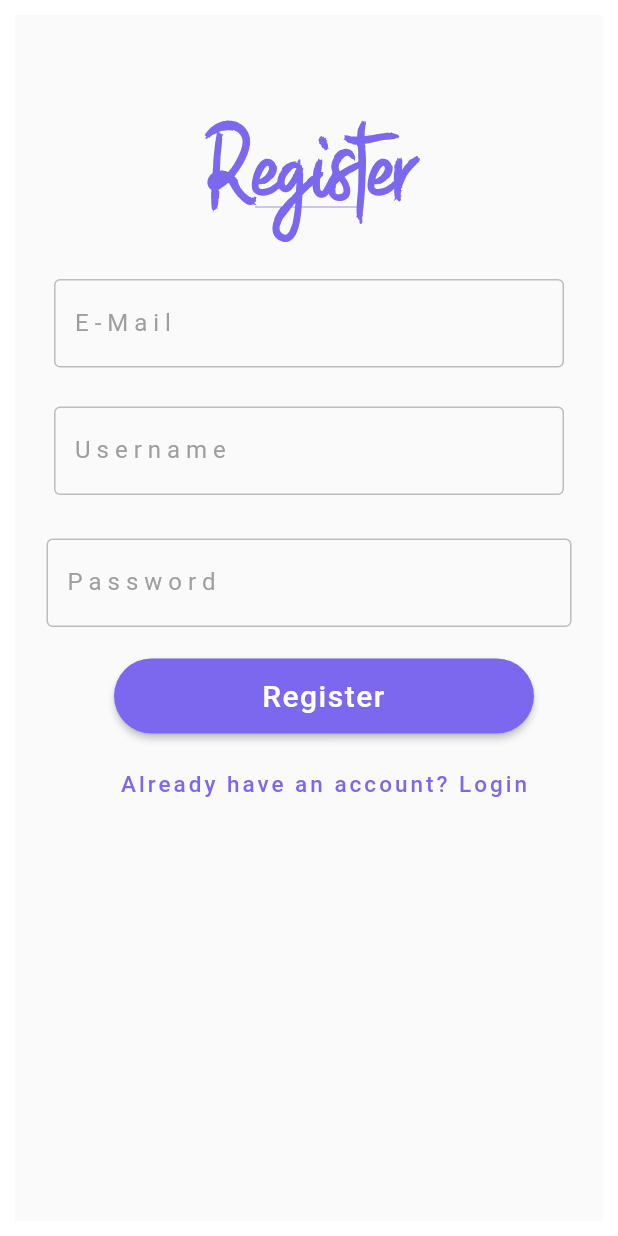
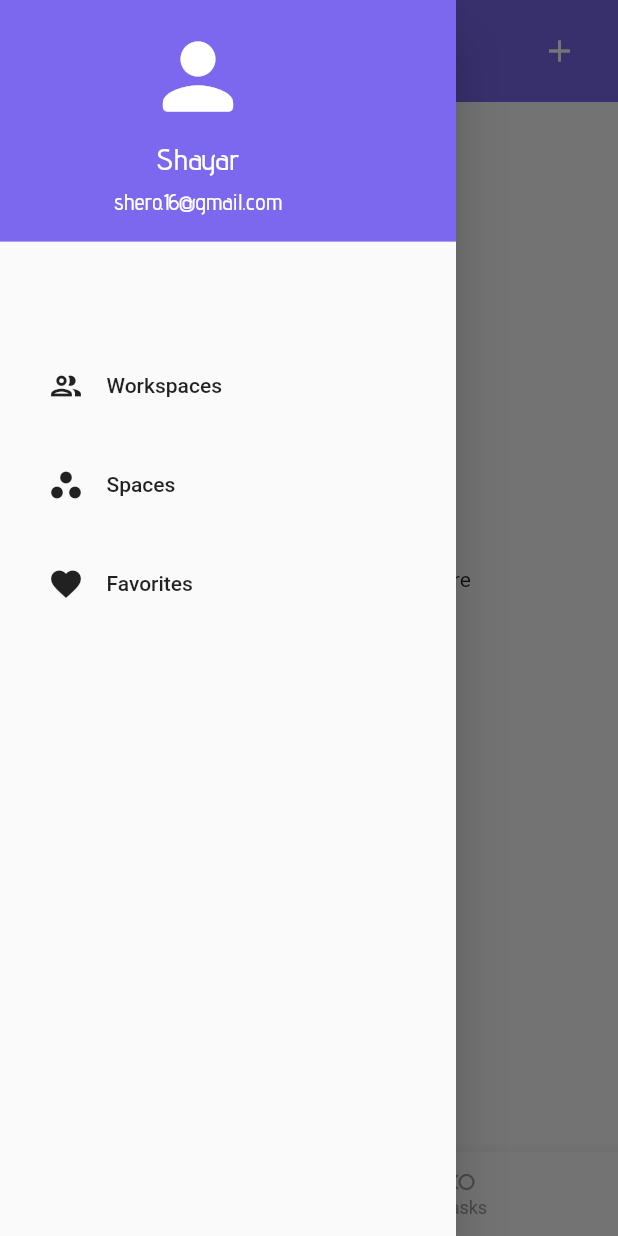
Before and after one commit to Shayar-Hasssan/Slark, a Flutter app: the screen it shows after launch, with the side drawer open (before the commit the screen has no drawer), on a phone screen of 412 x 824 dp. Run offline on Flutter 3.47's test engine with Material 2 defaults, Android fonts, the phone set to English and light mode, and no system bars; our stand-ins replace flutter_signin_button, flutter_spinkit; accounts and stored records are empty.

Commit message:
first UIs

```diff
--- a/lib/main.dart
+++ b/lib/main.dart
@@ -1,10 +1,13 @@
 import 'package:flutter/foundation.dart';
 import 'package:flutter/material.dart';
 import 'package:flutter/services.dart';
+import 'package:slark/ui/home.dart';
 import 'package:slark/ui/landing.dart';
 import 'package:slark/ui/login.dart';
 import 'package:slark/ui/register.dart';
+import 'package:slark/ui/space.dart';
 import 'package:slark/ui/splashScreen.dart';
+import 'package:slark/ui/user_tasks.dart';
 
 void main() {
   LicenseRegistry.addLicense(() async* {
@@ -28,12 +31,15 @@ class MyApp extends StatelessWidget {
       theme: ThemeData(
         primarySwatch: Colors.blue,
       ),
-      initialRoute: '/register',
+      initialRoute: '/home',
       routes: {
         '/splash': (ctx) => SplashScreen(),
         '/register': (ctx) => RegisterScreen(),
         '/login': (ctx) => LoginScreen(),
         '/landing': (ctx) => LandingUi(),
+        '/home': (ctx) => HomeScreen(),
+        '/space': (ctx) => SpaceScreen(),
+        '/uTasks': (ctx) => UserTasksScreen(),
       },
       // home: SplashScreen(),
     );
--- /dev/null
+++ b/lib/ui/home.dart
@@ -0,0 +1,258 @@
+import 'package:flutter/material.dart';
+import 'package:flutter/widgets.dart';
+import 'package:slark/model/user.dart';
+import 'package:slark/ui/space.dart';
+import 'package:slark/ui/user_tasks.dart';
+
+class HomeScreen extends StatefulWidget {
+  @override
+  _HomeScreenState createState() => _HomeScreenState();
+}
+
+class _HomeScreenState extends State<HomeScreen> {
+  User user;
+  int _selectedIndex = 0;
+  List<String> workspaces = ['work1', 'work2', 'work3'];
+  String selectedWorkspace;
+
+  final List<Widget> _widgetOptions = [
+    SpaceScreen(),
+    UserTasksScreen(),
+  ];
+
+  @override
+  initState() {
+    setState(() {
+      selectedWorkspace = workspaces.first;
+    });
+  }
+
+  void _onItemTapped(int index) {
+    setState(() {
+      _selectedIndex = index;
+    });
+  }
+
+  @override
+  Widget build(BuildContext context) {
+    return Scaffold(
+      drawer: Drawer(
+        child: ListView(
+          children: [
+            DrawerHeader(
+              decoration: BoxDecoration(color: Color(0xff7b68ee)),
+              padding: EdgeInsets.only(right: 40, top: 8.0),
+              child: Column(
+                children: [
+                  Container(
+                    child: Center(
+                      child: Column(
+                        children: [
+                          IconButton(
+                            onPressed: () {},
+                            icon: Icon(Icons.person_rounded),
+                            iconSize: 70.0,
+                            color: Colors.white,
+                          ),
+                          Text(
+                            'Shayar',
+                            // '${user.getUsername()}',
+                            style: TextStyle(
+                                color: Colors.white,
+                                fontSize: 20.0,
+                                fontFamily: 'AdventPro'),
+                          ),
+                          SizedBox(
+                            height: 8.0,
+                          ),
+                          Text(
+                            'shero.16@gmail.com',
+                            // '${user.email}',
+                            style: TextStyle(
+                                color: Colors.white,
+                                fontSize: 15.0,
+                                fontFamily: 'AdventPro'),
+                          ),
+                        ],
+                      ),
+                    ),
+                  )
+                ],
+              ),
+            ),
+            SizedBox(
+              height: 60.0,
+            ),
+            ListTile(
+              // ignore: deprecated_member_use
+              title: FlatButton(
+                onPressed: () async {
+                  final String workspaceName = '';
+                  showModalBottomSheet(
+                    context: context,
+                    barrierColor: Colors.white38,
+                    backgroundColor: Color(0xff7b68ee),
+                    elevation: 10,
+                    shape: RoundedRectangleBorder(
+                      borderRadius: BorderRadius.circular(20.0),
+                    ),
+                    builder: (BuildContext context) {
+                      return Container(
+                        height: 300,
+                        child: Center(
+                          child: Column(
+                            mainAxisAlignment: MainAxisAlignment.start,
+                            children: <Widget>[
+                              SizedBox(
+                                height: 10.0,
+                              ),
+                              Text(
+                                'Your Workspaces:',
+                                style: TextStyle(
+                                    color: Colors.white, fontSize: 20.0),
+                              ),
+                              SizedBox(
+                                height: 15.0,
+                              ),
+                              ///////////////
+                              Container(
+                                child: Card(
+                                  child: workspaceList(),
+                                  color: Colors.grey,
+                                ),
+                              ),
+                            ],
+                          ),
+                        ),
+                      );
+                    },
+                  );
+                },
+                child: Row(
+                  mainAxisAlignment: MainAxisAlignment.start,
+                  children: [
+                    Icon(Icons.group_outlined),
+                    SizedBox(
+                      width: 15.0,
+                    ),
+                    Text('Workspaces'),
+                  ],
+                ),
+              ),
+            ),
+            SizedBox(
+              height: 10.0,
+            ),
+            ListTile(
+              // ignore: deprecated_member_use
+              title: FlatButton(
+                onPressed: () {
+                  //return showModalBottomSheet(context: context, builder: Text('Hellos'),),
+                },
+                child: Row(
+                  mainAxisAlignment: MainAxisAlignment.start,
+                  children: [
+                    Icon(Icons.workspaces_filled),
+                    SizedBox(
+                      width: 15.0,
+                    ),
+                    Text('Spaces'),
+                  ],
+                ),
+              ),
+            ),
+            SizedBox(
+              height: 10.0,
+            ),
+            ListTile(
+              // ignore: deprecated_member_use
+              title: FlatButton(
+                onPressed: () {
+                  //return showModalBottomSheet(context: context, builder: Text('Hellos'),),
+                },
+                child: Row(
+                  mainAxisAlignment: MainAxisAlignment.start,
+                  children: [
+                    Icon(Icons.favorite),
+                    SizedBox(
+                      width: 15.0,
+                    ),
+                    Text('Favorites'),
+                  ],
+                ),
+              ),
+            ),
+            SizedBox(
+              height: 10.0,
+            ),
+          ],
+        ),
+      ),
+      appBar: AppBar(
+        backgroundColor: Color(0xff7b68ee),
+        elevation: 0.0,
+        toolbarHeight: 68.0,
+        title: Text(
+          'SLARK',
+          style: TextStyle(
+            fontFamily: 'AdventPro',
+            fontSize: 30.0,
+          ),
+        ),
+        centerTitle: true,
+        actions: [
+          Padding(
+            padding: const EdgeInsets.only(right: 15.0),
+            child: IconButton(
+              onPressed: () {},
+              icon: Icon(Icons.add),
+            ),
+          ),
+        ],
+      ),
+      body: _widgetOptions.elementAt(_selectedIndex),
+      bottomNavigationBar: BottomNavigationBar(
+        iconSize: 16.0,
+        selectedItemColor: Color(0xff7b68ee),
+        unselectedItemColor: Colors.grey,
+        onTap: _onItemTapped,
+        currentIndex: _selectedIndex,
+        type: BottomNavigationBarType.fixed,
+        items: [
+          BottomNavigationBarItem(
+            icon: Icon(Icons.workspaces_outline),
+            label: 'Space',
+          ),
+          BottomNavigationBarItem(
+            icon: Icon(Icons.toll_rounded),
+            label: 'Tasks',
+          ),
+        ],
+      ),
+    );
+  }
+
+  workspaceList() {
+    // Widget listt;
+    List<Widget> buttons = [];
+    for (var item in workspaces) {
+      buttons.add(
+        // ignore: deprecated_member_use
+        FlatButton(
+          onPressed: () {},
+          child: Text(
+            '$item',
+            style: TextStyle(
+              color: Colors.white,
+              fontFamily: 'AdventPro',
+              fontSize: 25.0,
+            ),
+          ),
+        ),
+      );
+    }
+    return Column(
+      children: buttons,
+    );
+  }
+}
--- /dev/null
+++ b/lib/ui/space.dart
@@ -0,0 +1,36 @@
+import 'package:flutter/widgets.dart';
+import 'package:flutter/material.dart';
+
+class SpaceScreen extends StatefulWidget {
+  @override
+  _SpaceScreenState createState() => _SpaceScreenState();
+}
+
+class _SpaceScreenState extends State<SpaceScreen> {
+  @override
+  Widget build(BuildContext context) {
+    return Scaffold(
+      body: Center(
+        child: Column(
+          mainAxisAlignment: MainAxisAlignment.center,
+          children: [
+            Text("your Space lists and tasks are here"),
+            SizedBox(
+              height: 15.0,
+            ),
+            Row(
+              mainAxisAlignment: MainAxisAlignment.center,
+              children: [
+                Text("Add a new task press"),
+                IconButton(
+                  onPressed: () {},
+                  icon: Icon(Icons.add),
+                ),
+              ],
+            ),
+          ],
+        ),
+      ),
+    );
+  }
+}
--- /dev/null
+++ b/lib/ui/user_tasks.dart
@@ -0,0 +1,18 @@
+import 'package:flutter/widgets.dart';
+import 'package:flutter/material.dart';
+
+class UserTasksScreen extends StatefulWidget {
+  @override
+  _UserTasksScreenState createState() => _UserTasksScreenState();
+}
+
+class _UserTasksScreenState extends State<UserTasksScreen> {
+  @override
+  Widget build(BuildContext context) {
+    return Scaffold(
+      body: Center(
+        child: Text('Tasks assigned to you!'),
+      ),
+    );
+  }
+}
```
